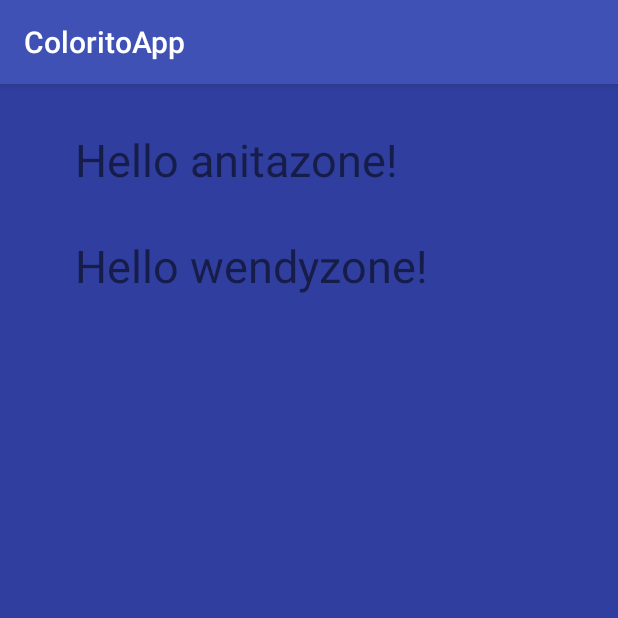
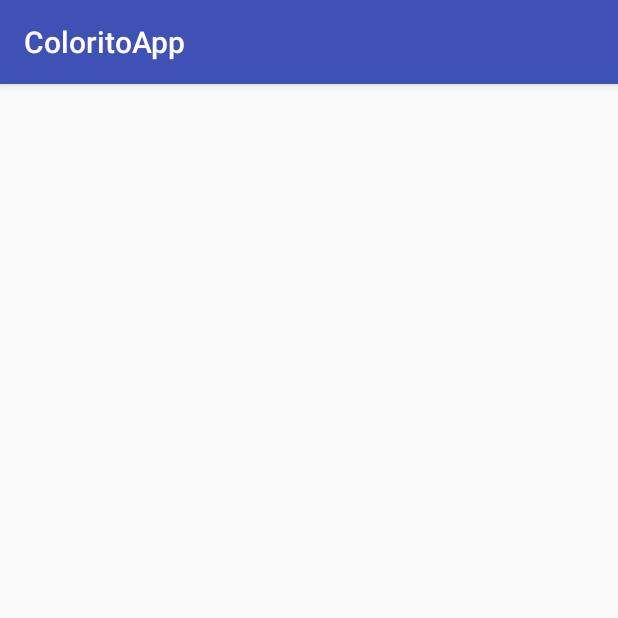
Before and after one commit to wendy999/ColoritoApp, an Android app: the screen it shows after launch (SplachActivity), on a phone screen of 412 x 824 dp, the top half of it. Run offline under Robolectric (Android 15) with nearby library versions, the phone set to English and light mode, and no system bars.

Commit message:
colorito desde 0

```diff
--- a/app/src/main/res/layout/activity_splach.xml
+++ b/app/src/main/res/layout/activity_splach.xml
@@ -6,26 +6,7 @@
     android:layout_height="match_parent"
     tools:context="com.platzi.coloritoapp.SplachActivity"
     android:orientation="vertical"
-    android:background="@color/colorPrimaryDark">
-
-    <TextView
-    android:layout_width="wrap_content"
-    android:layout_height="wrap_content"
-    android:text="Hello anitazone!"
-    android:textSize="30dp"
-    android:layout_marginTop="30dp"
-    android:layout_marginLeft="50dp"
-
-    />
-
-    <TextView
-        android:layout_width="wrap_content"
-        android:layout_height="wrap_content"
-        android:text="Hello wendyzone!"
-        android:textSize="30dp"
-        android:layout_marginTop="30dp"
-        android:layout_marginLeft="50dp"
-        />
+    >
 
 
 
```
